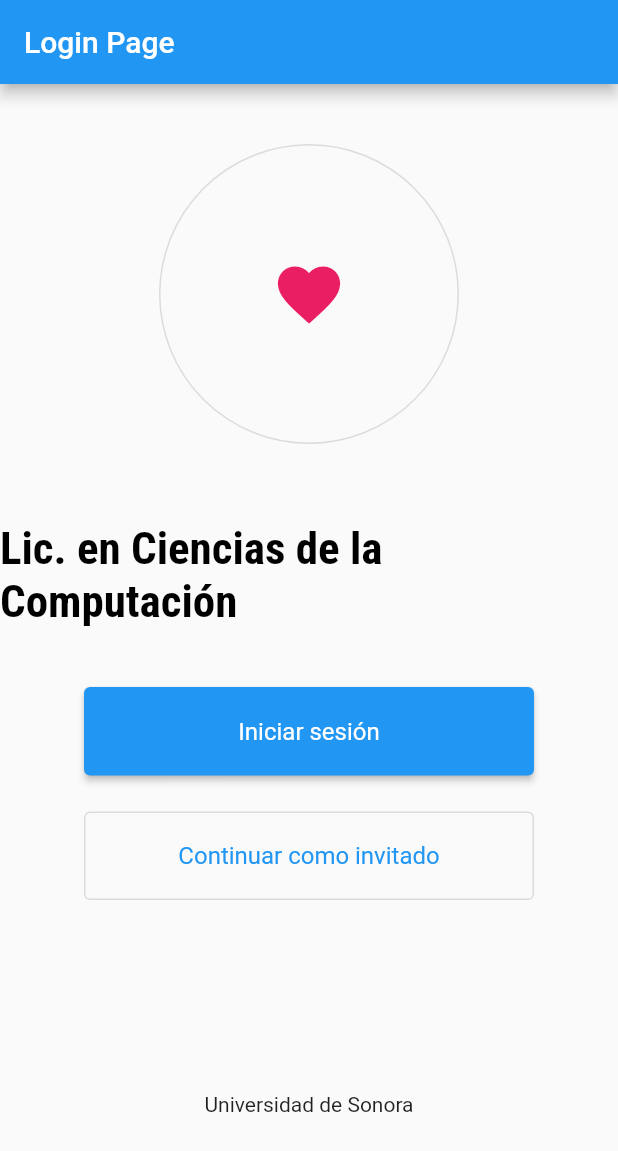
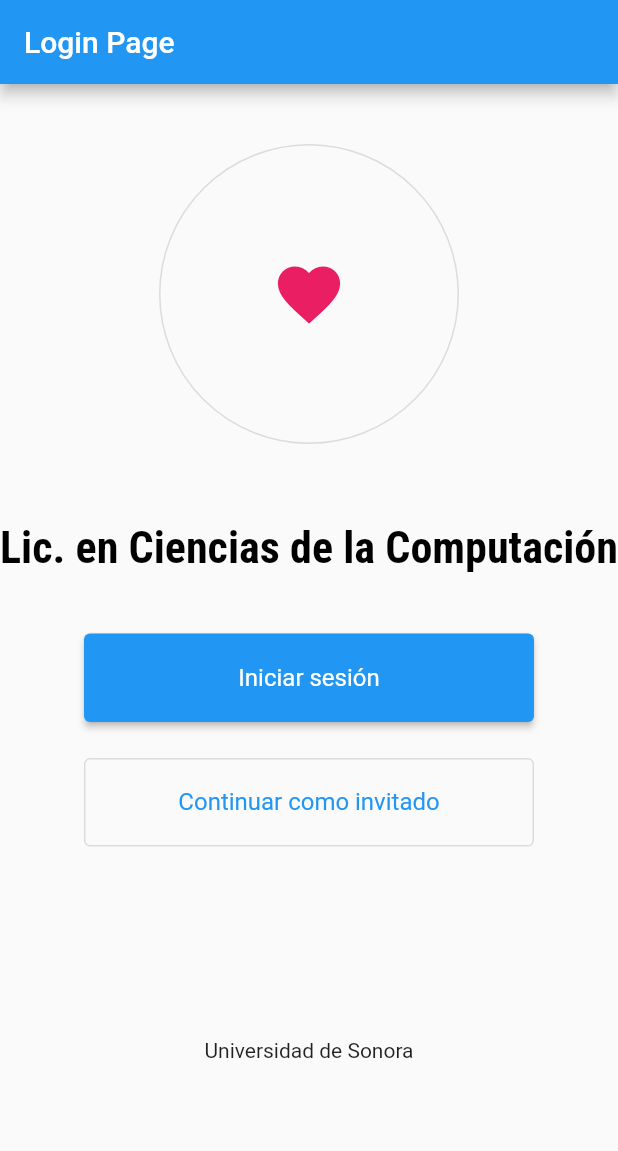
Before and after one commit to CC-unison/LCCHUB, a Flutter app: the screen it shows after launch, on a phone screen of 412 x 824 dp. Shown: the top 1151 px of the screen. Run offline on Flutter 3.47's test engine with Material 2 defaults, Android fonts, the phone set to English and light mode, and no system bars; our stand-ins replace google_fonts.

Commit message:
FitBox para HeaderText

```diff
--- a/lib/widgets/text_styles/primary_texts.dart
+++ b/lib/widgets/text_styles/primary_texts.dart
@@ -7,13 +7,14 @@ class HeaderText extends StatelessWidget {
 
   @override
   Widget build(BuildContext context) {
-    return Text(text!,
-        style: GoogleFonts.robotoCondensed(
-          fontSize: 30,
-          fontWeight: FontWeight.bold,
-          color: Colors.black,
-        ));
-    ;
+    return FittedBox(
+        fit: BoxFit.fitWidth,
+        child: Text(text!,
+            style: GoogleFonts.robotoCondensed(
+              fontSize: 30,
+              fontWeight: FontWeight.bold,
+              color: Colors.black,
+            )));
   }
 }
 
```
